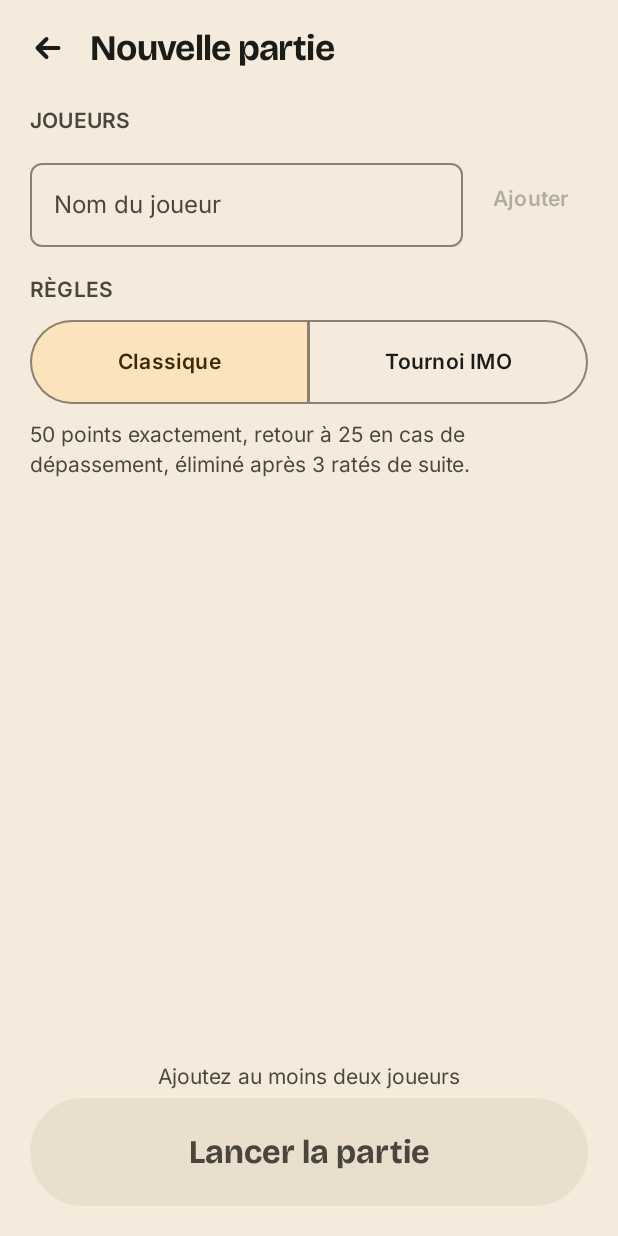
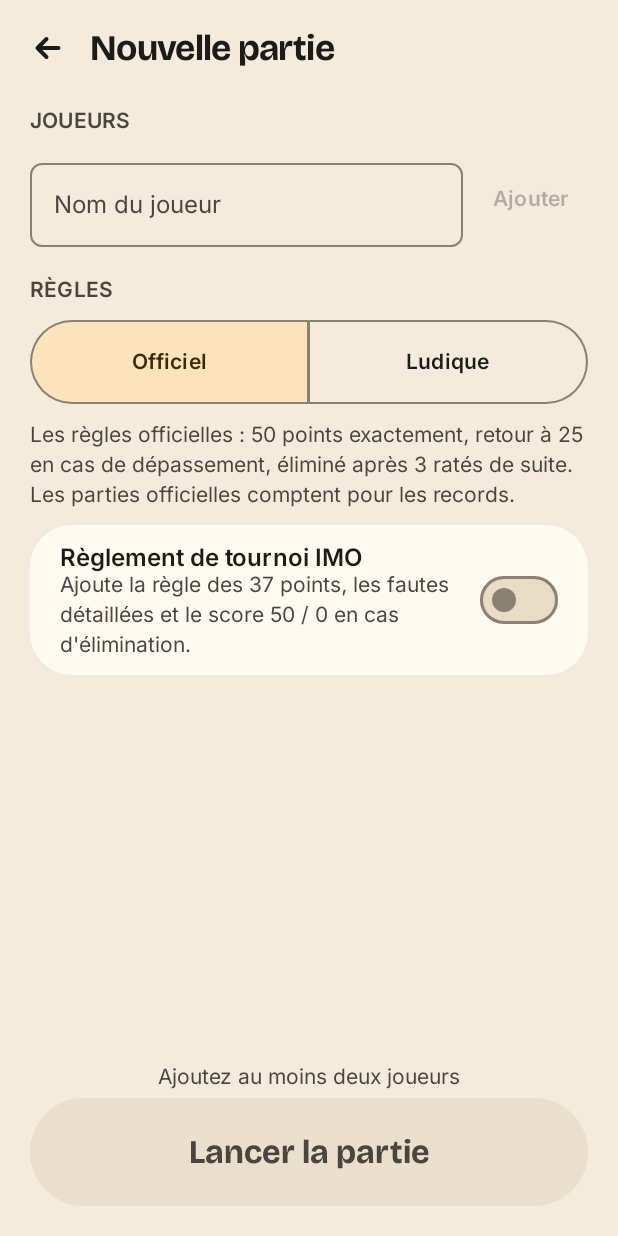
Before and after one commit to GuillaumeCHR/molkky-board, an Android app built with Jetpack Compose: the SetupScreen screen opened through its navigation route, on a phone screen of 412 x 824 dp. Run offline under Robolectric (Android 15) with nearby library versions, the phone set to English and light mode, and no system bars; our stand-ins replace Dagger/Hilt's generated code, Timber; libraries missing offline, so code that uses them is left out: androidx.hilt.lifecycle.

Commit message:
feat(setup): modes de règles Officiel et Ludique
Création de partie : Officiel (règlement de tournoi IMO en option) ou Ludique,
avec résumé des exceptions et modification pour une seule partie. Réglages ›
Règles du mode Ludique : exceptions par défaut, persistées dans DataStore.

Co-Authored-By: Claude Opus 5.5 <noreply@anthropic.com>

```diff
--- a/app/src/main/kotlin/com/yogistudio/molkkyboard/navigation/MolkkyBoardNavHost.kt
+++ b/app/src/main/kotlin/com/yogistudio/molkkyboard/navigation/MolkkyBoardNavHost.kt
@@ -32,6 +32,7 @@ import com.yogistudio.molkkyboard.core.designsystem.icon.MBIcons
 import com.yogistudio.molkkyboard.core.designsystem.theme.MolkkyBoardTheme
 import com.yogistudio.molkkyboard.feature.game.GameScreen
 import com.yogistudio.molkkyboard.feature.intro.IntroScreen
+import com.yogistudio.molkkyboard.feature.setup.PlayfulRulesScreen
 import com.yogistudio.molkkyboard.feature.setup.SetupScreen
 import com.yogistudio.molkkyboard.startup.StartupState
 import com.yogistudio.molkkyboard.ui.AboutScreen
@@ -61,7 +62,10 @@ fun MolkkyBoardNavHost(startup: StartupState) {
     val destination = backStack?.destination
     // L'écran de jeu et la vitrine sont en plein écran : pas de barre du bas.
     val showBar =
-        destination?.let { d -> TopLevel.entries.any { d.hasRoute(it.routeClass) } || d.hasRoute(AboutRoute::class) }
+        destination?.let { d ->
+            TopLevel.entries.any { d.hasRoute(it.routeClass) } || d.hasRoute(AboutRoute::class) ||
+                d.hasRoute(PlayfulRulesRoute::class)
+        }
             ?: true
 
     Scaffold(
@@ -124,10 +128,12 @@ fun MolkkyBoardNavHost(startup: StartupState) {
                 composable<SettingsRoute> {
                     SettingsScreen(
                         onAbout = { navController.navigate(AboutRoute) },
+                        onPlayfulRules = { navController.navigate(PlayfulRulesRoute) },
                         onShowcase = { navController.navigate(ShowcaseRoute) },
                     )
                 }
                 composable<AboutRoute> { AboutScreen(onBack = navController::navigateUp) }
+                composable<PlayfulRulesRoute> { PlayfulRulesScreen(onBack = navController::navigateUp) }
                 composable<JoinRoute> {
                     EmptyStateScreen(R.string.join_title, R.string.join_empty, onBack = navController::navigateUp)
                 }
--- a/app/src/main/kotlin/com/yogistudio/molkkyboard/navigation/Routes.kt
+++ b/app/src/main/kotlin/com/yogistudio/molkkyboard/navigation/Routes.kt
@@ -23,6 +23,10 @@ data object SettingsRoute
 @Serializable
 data object AboutRoute
 
+/** Réglages › Règles du mode Ludique. */
+@Serializable
+data object PlayfulRulesRoute
+
 @Serializable
 data object JoinRoute
 
--- a/app/src/main/kotlin/com/yogistudio/molkkyboard/ui/SettingsScreen.kt
+++ b/app/src/main/kotlin/com/yogistudio/molkkyboard/ui/SettingsScreen.kt
@@ -55,6 +55,7 @@ private enum class AppLanguage(
 @Composable
 internal fun SettingsScreen(
     onAbout: () -> Unit,
+    onPlayfulRules: () -> Unit,
     onShowcase: () -> Unit,
     viewModel: SettingsViewModel = hiltViewModel(),
 ) {
@@ -108,6 +109,7 @@ internal fun SettingsScreen(
                     Hint(R.string.settings_input_hint)
                 }
             }
+            SettingsLink(R.string.settings_playful_rules, R.string.settings_playful_rules_hint, onPlayfulRules)
             SettingsSwitch(
                 R.string.settings_coach,
                 R.string.settings_coach_hint,
--- a/app/src/main/res/values/strings.xml
+++ b/app/src/main/res/values/strings.xml
@@ -52,6 +52,8 @@
     <string name="settings_showcase">Vitrine du design system</string>
     <string name="settings_showcase_hint">Build de développement uniquement</string>
     <string name="settings_about">À propos</string>
+    <string name="settings_playful_rules">Règles du mode Ludique</string>
+    <string name="settings_playful_rules_hint">Choisir les exceptions aux règles officielles : élimination, dépassement, cible…</string>
 
     <!-- À propos -->
     <string name="about_version">Version %1$s</string>
--- a/core/model/src/main/kotlin/com/yogistudio/molkkyboard/core/model/UserSettings.kt
+++ b/core/model/src/main/kotlin/com/yogistudio/molkkyboard/core/model/UserSettings.kt
@@ -20,6 +20,8 @@ data class UserSettings(
     val shortIntro: Boolean = false,
     val launchCount: Int = 0,
     val onboardingDone: Boolean = false,
+    /** Exceptions par défaut des nouvelles parties en mode Ludique (`RULES.md` § 8.1), sans surcharge par équipe. */
+    val playfulRules: GameConfig = GameConfig.Playful,
 ) {
     /** La version courte de l'intro n'est proposée qu'à partir du deuxième lancement. */
     val canChooseShortIntro: Boolean get() = launchCount >= 2
--- a/feature/setup/src/main/kotlin/com/yogistudio/molkkyboard/feature/setup/SetupScreen.kt
+++ b/feature/setup/src/main/kotlin/com/yogistudio/molkkyboard/feature/setup/SetupScreen.kt
@@ -13,7 +13,9 @@ import androidx.compose.foundation.rememberScrollState
 import androidx.compose.foundation.text.KeyboardActions
 import androidx.compose.foundation.text.KeyboardOptions
 import androidx.compose.foundation.verticalScroll
+import androidx.compose.material3.ExperimentalMaterial3Api
 import androidx.compose.material3.MaterialTheme
+import androidx.compose.material3.ModalBottomSheet
 import androidx.compose.material3.OutlinedTextField
 import androidx.compose.material3.SegmentedButton
 import androidx.compose.material3.SegmentedButtonDefaults
@@ -22,6 +24,9 @@ import androidx.compose.material3.Text
 import androidx.compose.material3.TextButton
 import androidx.compose.runtime.Composable
 import androidx.compose.runtime.getValue
+import androidx.compose.runtime.mutableStateOf
+import androidx.compose.runtime.saveable.rememberSaveable
+import androidx.compose.runtime.setValue
 import androidx.compose.ui.Alignment
 import androidx.compose.ui.Modifier
 import androidx.compose.ui.res.stringResource
@@ -36,6 +41,8 @@ import com.yogistudio.molkkyboard.core.designsystem.component.MBTopBar
 import com.yogistudio.molkkyboard.core.designsystem.component.PlayerChip
 import com.yogistudio.molkkyboard.core.designsystem.theme.MBDimens
 import com.yogistudio.molkkyboard.core.designsystem.theme.MolkkyBoardTheme
+import com.yogistudio.molkkyboard.core.model.GameConfig
+import com.yogistudio.molkkyboard.core.model.RulesMode
 
 /** Création de partie : joueurs, ordre de passage, préréglage de règles. */
 @Composable
@@ -52,11 +59,14 @@ fun SetupScreen(
         onAdd = viewModel::addPlayer,
         onRemove = { viewModel.removePlayer(it.id) },
         onShuffle = viewModel::shuffle,
-        onPreset = viewModel::setPreset,
+        onMode = viewModel::setMode,
+        onImo = viewModel::setImo,
+        onPlayful = viewModel::setPlayful,
         onStart = { viewModel.start(onGameCreated) },
     )
 }
 
+@OptIn(ExperimentalMaterial3Api::class)
 @Composable
 internal fun SetupContent(
     state: SetupUiState,
@@ -65,9 +75,12 @@ internal fun SetupContent(
     onAdd: () -> Unit,
     onRemove: (SetupPlayer) -> Unit,
     onShuffle: () -> Unit,
-    onPreset: (RulesPreset) -> Unit,
+    onMode: (RulesMode) -> Unit,
+    onImo: (Boolean) -> Unit,
+    onPlayful: (GameConfig) -> Unit,
     onStart: () -> Unit,
 ) {
+    var editingPlayful by rememberSaveable { mutableStateOf(false) }
     val colors = MolkkyBoardTheme.colors.teams
     Column(Modifier.fillMaxSize().imePadding()) {
         MBTopBar(stringResource(R.string.setup_title), onBack)
@@ -137,41 +150,46 @@ internal fun SetupContent(
             }
             Label(R.string.setup_rules)
             SingleChoiceSegmentedButtonRow(Modifier.fillMaxWidth()) {
-                RulesPreset.entries.forEachIndexed { index, preset ->
+                RulesMode.entries.forEachIndexed { index, mode ->
                     SegmentedButton(
-                        selected = state.preset == preset,
-                        onClick = { onPreset(preset) },
-                        shape = SegmentedButtonDefaults.itemShape(index, RulesPreset.entries.size),
+                        selected = state.mode == mode,
+                        onClick = { onMode(mode) },
+                        shape = SegmentedButtonDefaults.itemShape(index, RulesMode.entries.size),
                         modifier = Modifier.heightIn(min = MBDimens.MinTouch),
                         icon = {},
                     ) {
                         Text(
                             stringResource(
-                                if (preset ==
-                                    RulesPreset.Classic
+                                if (mode ==
+                                    RulesMode.OFFICIAL
                                 ) {
-                                    R.string.setup_rules_classic
+                                    R.string.setup_rules_official
                                 } else {
-                                    R.string.setup_rules_tournament
+                                    R.string.setup_rules_playful
                                 },
                             ),
                         )
                     }
                 }
             }
-            Text(
-                stringResource(
-                    if (state.preset ==
-                        RulesPreset.Classic
-                    ) {
-                        R.string.setup_rules_classic_hint
-                    } else {
-                        R.string.setup_rules_tournament_hint
-                    },
-                ),
-                style = MaterialTheme.typography.bodyMedium,
-                color = MaterialTheme.colorScheme.onSurfaceVariant,
-            )
+            if (state.mode == RulesMode.OFFICIAL) {
+                Hint(R.string.setup_rules_official_hint)
+                SwitchCard(
+                    title = stringResource(R.string.setup_rules_imo),
+                    hint = stringResource(R.string.setup_rules_imo_hint),
+                    checked = state.imo,
+                    onChange = onImo,
+                )
+            } else {
+                Hint(R.string.setup_rules_playful_hint)
+                Text(playfulSummary(state.playful), style = MaterialTheme.typography.titleSmall)
+                TextButton(
+                    onClick = { editingPlayful = true },
+                    modifier = Modifier.heightIn(min = MBDimens.MinTouch),
+                ) {
+                    Text(stringResource(R.string.setup_rules_playful_edit))
+                }
+            }
         }
         // Le bouton de lancement reste visible en bas et devient évident dès deux joueurs.
         Column(
@@ -198,6 +216,32 @@ internal fun SetupContent(
             )
         }
     }
+    if (editingPlayful) {
+        ModalBottomSheet(onDismissRequest = { editingPlayful = false }) {
+            Column(
+                modifier =
+                    Modifier
+                        .verticalScroll(rememberScrollState())
+                        .navigationBarsPadding()
+                        .padding(horizontal = MBDimens.ScreenPadding)
+                        .padding(bottom = MBDimens.ScreenPadding),
+                verticalArrangement = Arrangement.spacedBy(MBDimens.Gap),
+            ) {
+                Text(stringResource(R.string.setup_rules_playful_sheet), style = MaterialTheme.typography.titleLarge)
+                Text(playfulSummary(state.playful), style = MaterialTheme.typography.titleSmall)
+                PlayfulRulesEditor(state.playful, onPlayful)
+            }
+        }
+    }
+}
+
+@Composable
+private fun Hint(text: Int) {
+    Text(
+        stringResource(text),
+        style = MaterialTheme.typography.bodyMedium,
+        color = MaterialTheme.colorScheme.onSurfaceVariant,
+    )
 }
 
 @Composable
--- a/feature/setup/src/main/kotlin/com/yogistudio/molkkyboard/feature/setup/SetupViewModel.kt
+++ b/feature/setup/src/main/kotlin/com/yogistudio/molkkyboard/feature/setup/SetupViewModel.kt
@@ -7,9 +7,11 @@ import com.yogistudio.molkkyboard.core.data.GameRepository
 import com.yogistudio.molkkyboard.core.data.GameTeam
 import com.yogistudio.molkkyboard.core.data.IdGenerator
 import com.yogistudio.molkkyboard.core.data.NewGame
+import com.yogistudio.molkkyboard.core.data.SettingsRepository
 import com.yogistudio.molkkyboard.core.data.memberKey
 import com.yogistudio.molkkyboard.core.model.GameConfig
 import com.yogistudio.molkkyboard.core.model.PlayerId
+import com.yogistudio.molkkyboard.core.model.RulesMode
 import com.yogistudio.molkkyboard.core.model.TeamId
 import com.yogistudio.molkkyboard.core.model.TeamLineup
 import com.yogistudio.molkkyboard.core.scoring.MatchConfig
@@ -17,17 +19,10 @@ import dagger.hilt.android.lifecycle.HiltViewModel
 import kotlinx.coroutines.flow.MutableStateFlow
 import kotlinx.coroutines.flow.StateFlow
 import kotlinx.coroutines.flow.asStateFlow
+import kotlinx.coroutines.flow.first
 import kotlinx.coroutines.flow.update
 import kotlinx.coroutines.launch
 import javax.inject.Inject
-
-/** Préréglage de règles proposé à la création (les règles avancées arrivent avec la 2e livraison du J4). */
-enum class RulesPreset(
-    val config: GameConfig,
-) {
-    Classic(GameConfig.Classic),
-    Tournament(GameConfig.ImoTournament),
-}
 
 data class SetupPlayer(
     val id: PlayerId,
@@ -38,9 +33,24 @@ data class SetupPlayer(
 data class SetupUiState(
     val players: List<SetupPlayer> = emptyList(),
     val draftName: String = "",
-    val preset: RulesPreset = RulesPreset.Classic,
+    /** Mode choisi pour cette partie ; Officiel par défaut (`RULES.md` § 8.1). */
+    val mode: RulesMode = RulesMode.OFFICIAL,
+    /** Mode Officiel : règlement de tournoi IMO. */
+    val imo: Boolean = false,
+    /** Mode Ludique : exceptions de cette partie (au départ, celles des Réglages). */
+    val playful: GameConfig = GameConfig.Playful,
+    /** Les exceptions ont été modifiées pour cette partie : les Réglages ne les écrasent plus. */
+    val playfulEdited: Boolean = false,
     val creating: Boolean = false,
 ) {
+    val config: GameConfig
+        get() =
+            when {
+                mode == RulesMode.PLAYFUL -> playful
+                imo -> GameConfig.ImoTournament
+                else -> GameConfig.Classic
+            }
+
     val canStart: Boolean get() = players.size >= MIN_PLAYERS && !creating
     val canAdd: Boolean get() = draftName.isNotBlank()
 
@@ -56,10 +66,18 @@ class SetupViewModel
     @Inject
     constructor(
         private val games: GameRepository,
+        settings: SettingsRepository,
         private val ids: IdGenerator,
     ) : ViewModel() {
         private val mutableState = MutableStateFlow(SetupUiState())
         val state: StateFlow<SetupUiState> = mutableState.asStateFlow()
+
+        init {
+            viewModelScope.launch {
+                val defaults = settings.settings.first().playfulRules
+                mutableState.update { if (it.playfulEdited) it else it.copy(playful = defaults) }
+            }
+        }
 
         fun onNameChange(name: String) = mutableState.update { it.copy(draftName = name.take(SetupUiState.MAX_NAME)) }
 
@@ -88,7 +106,12 @@ class SetupViewModel
 
         fun shuffle() = mutableState.update { it.copy(players = it.players.shuffled()) }
 
-        fun setPreset(preset: RulesPreset) = mutableState.update { it.copy(preset = preset) }
+        fun setMode(mode: RulesMode) = mutableState.update { it.copy(mode = mode) }
+
+        fun setImo(enabled: Boolean) = mutableState.update { it.copy(imo = enabled) }
+
+        /** Exceptions modifiées pour cette partie seulement (les Réglages ne changent pas). */
+        fun setPlayful(config: GameConfig) = mutableState.update { it.copy(playful = config, playfulEdited = true) }
 
         /** Crée la partie (une manche) et renvoie son identifiant à [onCreated]. */
         fun start(onCreated: (String) -> Unit) {
@@ -103,7 +126,7 @@ class SetupViewModel
 
         private fun SetupUiState.toNewGame() =
             NewGame(
-                config = preset.config,
+                config = config,
                 matchConfig = MatchConfig(setsToWin = 1),
                 lineup = players.map { TeamLineup(TeamId(it.id.value), listOf(it.id)) },
                 teams =
```
Also changed, not shown: core/data/src/main/kotlin/com/yogistudio/molkkyboard/core/data/GameRepository.kt (+9 -2 lines), core/data/src/main/kotlin/com/yogistudio/molkkyboard/core/data/SettingsRepository.kt (+7 -0 lines), core/datastore/src/main/kotlin/com/yogistudio/molkkyboard/core/datastore/SettingsDataSource.kt (+21 -0 lines), feature/setup/src/main/kotlin/com/yogistudio/molkkyboard/feature/setup/PlayfulRules.kt (added, +112 -0 lines), feature/setup/src/main/kotlin/com/yogistudio/molkkyboard/feature/setup/PlayfulRulesEditor.kt (added, +282 -0 lines), feature/setup/src/main/kotlin/com/yogistudio/molkkyboard/feature/setup/PlayfulRulesScreen.kt (added, +96 -0 lines), feature/setup/src/main/res/values/strings.xml (+46 -4 lines), 4 other files.
